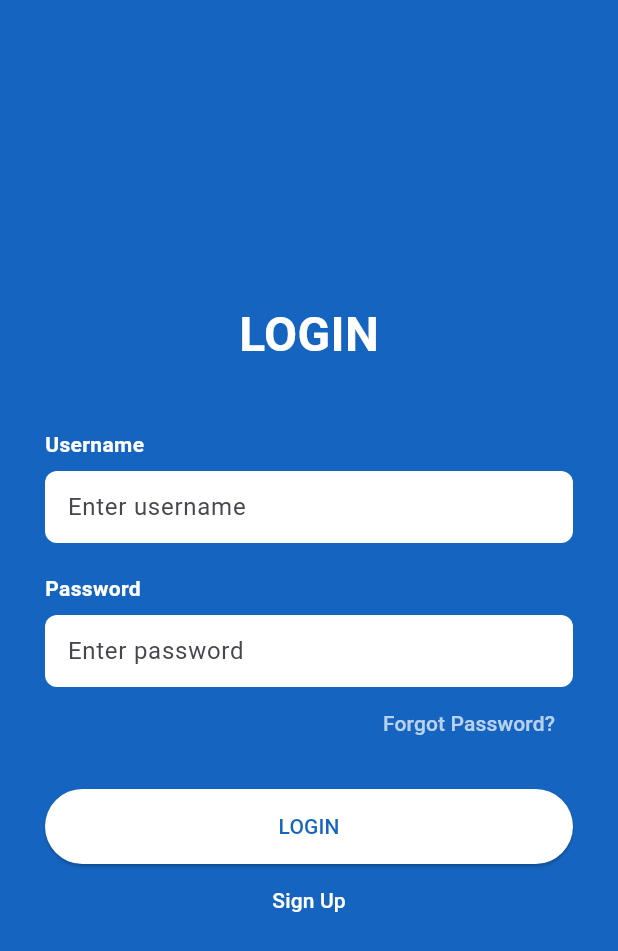
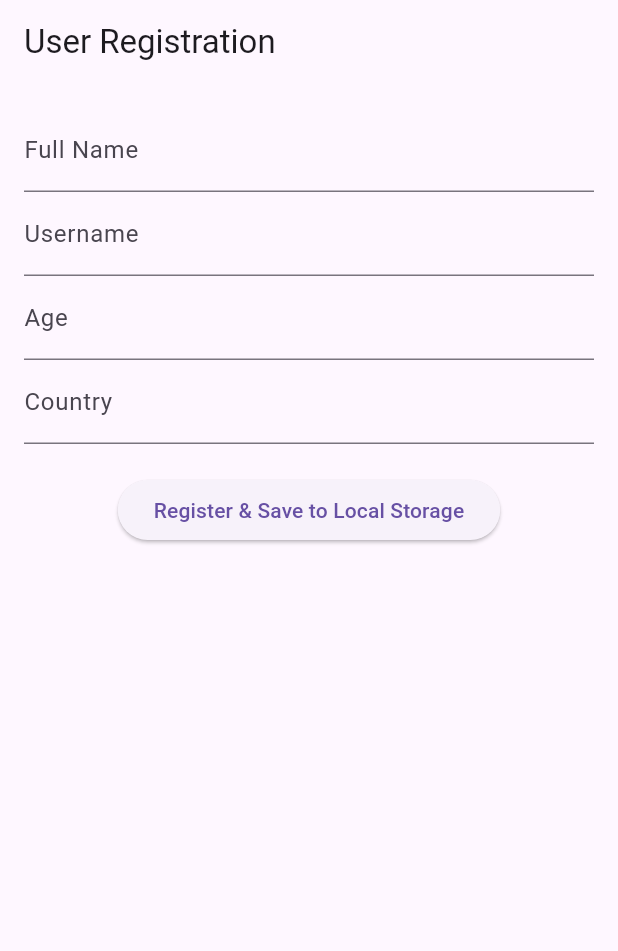
Before and after one commit to siddhipra2804-a11y/habit_tracker, a Flutter app: the screen it shows after launch, on a phone screen of 412 x 824 dp. Shown: the top 951 px of the screen. Run offline on Flutter 3.47's test engine with Material 3 defaults, Android fonts, the phone set to English and light mode, and no system bars; our stand-ins replace fluttertoast, go_router, shared_preferences.

Commit message:
add configure habit to local storage

```diff
--- a/lib/main.dart
+++ b/lib/main.dart
@@ -1,267 +1,249 @@
+import 'dart:convert';
 import 'package:flutter/material.dart';
-import 'package:habit_tracker/screens/daily_activity_screen.dart';
 import 'package:provider/provider.dart';
 import 'package:shared_preferences/shared_preferences.dart';
 
-// Function to save user profile data
-Future<void> saveUserProfile(Map<String, dynamic> profile) async {
-    final prefs = await SharedPreferences.getInstance();
-    await prefs.setString('userProfile', jsonEncode(profile));
-}
-
-// Function to retrieve user profile data
-Future<Map<String, dynamic>?> getUserProfile() async {
-    final prefs = await SharedPreferences.getInstance();
-    final profileString = prefs.getString('userProfile');
-    return profileString != null ? jsonDecode(profileString) : null;
-}
-
-Future<void> saveUserAction(String action) async {
-    final prefs = await SharedPreferences.getInstance();
-    List<String> actions = prefs.getStringList('userActions') ?? [];
-    actions.add(action);
-    await prefs.setStringList('userActions', actions);
-}
-
-
-void main() => runApp(const HabitTrackerApp());
-
-class HabitTrackerApp extends StatelessWidget {
-  const HabitTrackerApp({super.key});
-
-  @override
-  Widget build(BuildContext context) {
-    return MaterialApp(
+void main() {
+  runApp(
+    ChangeNotifierProvider(
+      create: (context) => UserProvider(),
+      child: const MaterialApp(
         debugShowCheckedModeBanner: false,
-      theme: ThemeData(
-        brightness: Brightness.light,
-        primarySwatch: Colors.blue,
-      ),
-      home: const AuthWrapper(),
-    );
-  }
-}
-
-class AuthWrapper extends StatefulWidget {
-  const AuthWrapper({super.key});
-
-  @override
-  State<AuthWrapper> createState() => _AuthWrapperState();
-}
-
-class _AuthWrapperState extends State<AuthWrapper> {
-  bool isLoggedIn = false;
-  bool isLoginView = true;
-
-  void toggleView() => setState(() => isLoginView = !isLoginView);
-  void login() => setState(() => isLoggedIn = true);
-  void logout() => setState(() => isLoggedIn = false);
-
-  @override
-  Widget build(BuildContext context) {
-    if (isLoggedIn) {
-      return DailyActivityScreen(onLogout: logout);
-    }
-    return isLoginView
-        ? LoginScreen(onLogin: login, toRegister: toggleView)
-        : RegisterScreen(onRegister: login, toLogin: toggleView);
-  }
-}
-
-// --- SHARED STYLES ---
-Widget _buildInputLabel(String label) {
-  return Padding(
-    padding: const EdgeInsets.only(bottom: 8.0),
-    child: Align(
-      alignment: Alignment.centerLeft,
-      child: Text(label, style: const TextStyle(color: Colors.white, fontWeight: FontWeight.bold)),
-    ),
-  );
-}
-
-// Custom TextField with White Background for the Box
-Widget _buildCustomField({required String hint, bool obscure = false, String? initialValue}) {
-  return Container(
-    decoration: BoxDecoration(
-      color: Colors.white, // Background of the input box
-      borderRadius: BorderRadius.circular(8),
-    ),
-    child: TextFormField(
-      initialValue: initialValue,
-      obscureText: obscure,
-      style: const TextStyle(color: Colors.black), // Text typed inside is black for readability
-      decoration: InputDecoration(
-        hintText: hint,
-        contentPadding: const EdgeInsets.symmetric(horizontal: 15),
-        border: InputBorder.none,
+        home: AuthWrapper(),
       ),
     ),
   );
 }
 
-// --- LOGIN SCREEN ---
-class LoginScreen extends StatelessWidget {
-  final VoidCallback onLogin;
-  final VoidCallback toRegister;
+// 1. STATE MANAGEMENT
+class UserProvider extends ChangeNotifier {
+  // Registration Fields
+  String _name = "";
+  String _username = "";
+  int _age = 0;
+  String _country = "";
 
-  const LoginScreen({super.key, required this.onLogin, required this.toRegister});
+  bool _isLoggedIn = false;
+  bool _isConfigured = false;
+
+  // Habit Maps
+  Map<String, dynamic> _selectedHabitsMap = {};
+  Map<String, dynamic> _completedHabitsMap = {};
+
+  // Getters
+  String get username => _username;
+  bool get isLoggedIn => _isLoggedIn;
+  bool get isConfigured => _isConfigured;
+  Map<String, dynamic> get selectedHabitsMap => _selectedHabitsMap;
+
+  UserProvider() {
+    _loadFromLocalStorage();
+  }
+
+  // --- LOCAL STORAGE CORE LOGIC ---
+  Future<void> _loadFromLocalStorage() async {
+    final prefs = await SharedPreferences.getInstance();
+    _name = prefs.getString('name') ?? "";
+    _username = prefs.getString('username') ?? "";
+    _age = prefs.getInt('age') ?? 0;
+    _country = prefs.getString('country') ?? "";
+    _isLoggedIn = prefs.getBool('isLoggedIn') ?? false;
+    _isConfigured = prefs.getBool('isConfigured') ?? false;
+
+    // Load Maps
+    _selectedHabitsMap = jsonDecode(prefs.getString('selectedHabitsMap') ?? "{}");
+    _completedHabitsMap = jsonDecode(prefs.getString('completedHabitsMap') ?? "{}");
+
+    notifyListeners();
+  }
+
+  Future<void> _syncStorage() async {
+    final prefs = await SharedPreferences.getInstance();
+    // Save Registration Info
+    await prefs.setString('name', _name);
+    await prefs.setString('username', _username);
+    await prefs.setInt('age', _age);
+    await prefs.setString('country', _country);
+
+    // Save App State
+    await prefs.setBool('isLoggedIn', _isLoggedIn);
+    await prefs.setBool('isConfigured', _isConfigured);
+
+    // Save Habit Maps
+    await prefs.setString('selectedHabitsMap', jsonEncode(_selectedHabitsMap));
+    await prefs.setString('completedHabitsMap', jsonEncode(_completedHabitsMap));
+  }
+
+  // --- ACTIONS ---
+  void registerUser(String name, String user, int age, String country) {
+    _name = name;
+    _username = user;
+    _age = age;
+    _country = country;
+    _isLoggedIn = true;
+    _syncStorage(); // Pushes to Local Storage immediately
+    notifyListeners();
+  }
+
+  void addHabit(String habitName, Color color) {
+    String id = DateTime.now().millisecondsSinceEpoch.toString();
+    _selectedHabitsMap[id] = {
+      'name': habitName,
+      'color': color.value.toRadixString(16),
+    };
+    _syncStorage();
+    notifyListeners();
+  }
+
+  void completeHabit(String id) {
+    if (_selectedHabitsMap.containsKey(id)) {
+      _completedHabitsMap[id] = _selectedHabitsMap[id];
+      _selectedHabitsMap.remove(id);
+      _syncStorage();
+      notifyListeners();
+    }
+  }
+
+  void finishSetup() {
+    _isConfigured = true;
+    _syncStorage();
+    notifyListeners();
+  }
+
+  void logout() async {
+    _isLoggedIn = false;
+    _isConfigured = false;
+    final prefs = await SharedPreferences.getInstance();
+    await prefs.clear(); // Clears Local Storage on logout
+    notifyListeners();
+  }
+}
+
+// 2. AUTH WRAPPER (Switches Screens)
+class AuthWrapper extends StatelessWidget {
+  const AuthWrapper({super.key});
+
+  @override
+  Widget build(BuildContext context) {
+    final user = context.watch<UserProvider>();
+    if (!user.isLoggedIn) return const RegistrationScreen();
+    if (!user.isConfigured) return const ConfigureHabitsScreen();
+    return const DailyActivityScreen();
+  }
+}
+
+// 3. REGISTRATION SCREEN
+class RegistrationScreen extends StatefulWidget {
+  const RegistrationScreen({super.key});
+  @override
+  State<RegistrationScreen> createState() => _RegistrationScreenState();
+}
+
+class _RegistrationScreenState extends State<RegistrationScreen> {
+  final _nameController = TextEditingController();
+  final _userController = TextEditingController();
+  final _ageController = TextEditingController();
+  final _countryController = TextEditingController();
 
   @override
   Widget build(BuildContext context) {
     return Scaffold(
-      backgroundColor: Colors.blue[800], // Deep Blue Background
-      body: Center(
-        child: SingleChildScrollView(
-          padding: const EdgeInsets.all(30),
+      appBar: AppBar(title: const Text("User Registration")),
+      body: Padding(
+        padding: const EdgeInsets.all(16.0),
         child: Column(
           children: [
-              const Text("LOGIN", style: TextStyle(fontSize: 32, color: Colors.white, fontWeight: FontWeight.bold)),
-              const SizedBox(height: 40),
-              _buildInputLabel("Username"),
-              _buildCustomField(hint: "Enter username"),
-              const SizedBox(height: 20),
-              _buildInputLabel("Password"),
-              _buildCustomField(hint: "Enter password", obscure: true),
-              Align(
-                alignment: Alignment.centerRight,
-                child: TextButton(onPressed: () {}, child: const Text("Forgot Password?", style: TextStyle(color: Colors.white70))),
-              ),
+            TextField(controller: _nameController, decoration: const InputDecoration(labelText: "Full Name")),
+            TextField(controller: _userController, decoration: const InputDecoration(labelText: "Username")),
+            TextField(controller: _ageController, decoration: const InputDecoration(labelText: "Age"), keyboardType: TextInputType.number),
+            TextField(controller: _countryController, decoration: const InputDecoration(labelText: "Country")),
             const SizedBox(height: 20),
             ElevatedButton(
-                onPressed: onLogin,
-                style: ElevatedButton.styleFrom(backgroundColor: Colors.white, foregroundColor: Colors.blue[800], minimumSize: const Size(double.infinity, 50)),
-                child: const Text("LOGIN"),
-              ),
-              TextButton(onPressed: toRegister, child: const Text("Sign Up", style: TextStyle(color: Colors.white))),
+              onPressed: () {
+                context.read<UserProvider>().registerUser(
+                  _nameController.text,
+                  _userController.text,
+                  int.tryParse(_ageController.text) ?? 0,
+                  _countryController.text
+                );
+              },
+              child: const Text("Register & Save to Local Storage"),
+            )
           ],
-          ),
         ),
       ),
     );
   }
 }
 
-// --- REGISTER SCREEN ---
-class RegisterScreen extends StatefulWidget {
-  final VoidCallback onRegister;
-  final VoidCallback toLogin;
-  const RegisterScreen({super.key, required this.onRegister, required this.toLogin});
-
+// 4. CONFIGURE HABITS SCREEN
+class ConfigureHabitsScreen extends StatefulWidget {
+  const ConfigureHabitsScreen({super.key});
   @override
-  State<RegisterScreen> createState() => _RegisterScreenState();
+  State<ConfigureHabitsScreen> createState() => _ConfigureHabitsScreenState();
 }
 
-class _RegisterScreenState extends State<RegisterScreen> {
-  final List<String> habits = ["Walking", "Gym", "Reading", "Coding", "Meditation"];
-  final List<String> selectedHabits = [];
-  String? selectedCountry = "USA";
+class _ConfigureHabitsScreenState extends State<ConfigureHabitsScreen> {
+  final _habitCtrl = TextEditingController();
+  Color _selectedColor = Colors.yellow;
 
   @override
   Widget build(BuildContext context) {
+    final user = context.watch<UserProvider>();
     return Scaffold(
-      backgroundColor: Colors.blue[700],
-      body: Scrollbar(
-        thumbVisibility: true,
-        thickness: 8,
-        child: SingleChildScrollView(
-          padding: const EdgeInsets.all(30),
-          child: Column(
+      appBar: AppBar(title: const Text("Step 2: Add Habits")),
+      body: Column(
         children: [
-              const SizedBox(height: 60),
-              const Text("REGISTER", style: TextStyle(fontSize: 32, color: Colors.white, fontWeight: FontWeight.bold)),
-              const SizedBox(height: 30),
-              _buildInputLabel("Username"),
-              _buildCustomField(hint: "Username"),
-              const SizedBox(height: 15),
-              _buildInputLabel("Password"),
-              _buildCustomField(hint: "Password", obscure: true),
-              const SizedBox(height: 15),
-              _buildInputLabel("Age"),
-              _buildCustomField(hint: "Age", initialValue: "25"),
-              const SizedBox(height: 15),
-              _buildInputLabel("Country"),
-              Container(
-                padding: const EdgeInsets.symmetric(horizontal: 10),
-                decoration: BoxDecoration(color: Colors.white, borderRadius: BorderRadius.circular(8)),
-                child: DropdownButtonHideUnderline(
-                  child: DropdownButton<String>(
-                    value: selectedCountry,
-                    isExpanded: true,
-                    items: ["USA", "India", "UK", "Canada"].map((c) => DropdownMenuItem(value: c, child: Text(c))).toList(),
-                    onChanged: (val) => setState(() => selectedCountry = val),
+          Padding(
+            padding: const EdgeInsets.all(16.0),
+            child: TextField(controller: _habitCtrl, decoration: const InputDecoration(labelText: "Habit Name")),
+          ),
+          Row(
+            mainAxisAlignment: MainAxisAlignment.center,
+            children: [Colors.yellow, Colors.blue, Colors.green, Colors.red].map((c) => IconButton(
+              icon: Icon(Icons.circle, color: c, size: _selectedColor == c ? 40 : 25),
+              onPressed: () => setState(() => _selectedColor = c),
+            )).toList(),
+          ),
+          ElevatedButton(
+            onPressed: () {
+              context.read<UserProvider>().addHabit(_habitCtrl.text, _selectedColor);
+              _habitCtrl.clear();
+            },
+            child: const Text("Add Habit to Map"),
+          ),
+          Expanded(
+            child: ListView(
+              children: user.selectedHabitsMap.entries.map((e) => ListTile(
+                leading: CircleAvatar(backgroundColor: Color(int.parse("0x${e.value['color']}"))),
+                title: Text(e.value['name']),
+              )).toList(),
             ),
           ),
-              ),
-              const SizedBox(height: 25),
-              const Text("Select Habits", style: TextStyle(color: Colors.white, fontSize: 18)),
-              Wrap(
-                spacing: 8,
-                children: habits.map((habit) {
-                  bool isSelected = selectedHabits.contains(habit);
-                  return FilterChip(
-                    label: Text(habit),
-                    selected: isSelected,
-                    selectedColor: Colors.white,
-                    checkmarkColor: Colors.blue,
-                    onSelected: (val) => setState(() => val ? selectedHabits.add(habit) : selectedHabits.remove(habit)),
-                  );
-                }).toList(),
-              ),
-              const SizedBox(height: 30),
-              ElevatedButton(
-                onPressed: widget.onRegister,
-                style: ElevatedButton.styleFrom(backgroundColor: Colors.white, foregroundColor: Colors.blue[700], minimumSize: const Size(double.infinity, 50)),
-                child: const Text("REGISTER"),
-              ),
-              TextButton(onPressed: widget.toLogin, child: const Text("Already Register? Log In", style: TextStyle(color: Colors.white))),
+          ElevatedButton(onPressed: () => user.finishSetup(), child: const Text("Finish Configuration")),
         ],
-          ),
-        ),
       ),
     );
   }
 }
 
-// --- DAILY ACTIVITY SCREEN ---
-class DailyActivitiesWidget extends StatelessWidget {
+// 5. DAILY ACTIVITY SCREEN
+class DailyActivityScreen extends StatelessWidget {
+  const DailyActivityScreen({super.key});
   @override
   Widget build(BuildContext context) {
-    final activities = context.watch<UserProvider>().dailyActivities;
-
-    return activities.isEmpty
-        ? Center(child: Text("No activities selected yet!"))
-        : ListView.builder(
-            itemCount: activities.length,
-            itemBuilder: (context, index) {
-              return ListTile(
-                leading: Icon(Icons.check_circle_outline),
-                title: Text(activities[index].name),
-              );
-            },
+    final user = context.watch<UserProvider>();
+    return Scaffold(
+      appBar: AppBar(
+        title: Text("Dashboard: ${user.username}"),
+        actions: [IconButton(icon: const Icon(Icons.logout), onPressed: () => user.logout())],
+      ),
+      body: ListView(
+        children: user.selectedHabitsMap.entries.map((e) => ListTile(
+          title: Text(e.value['name']),
+          trailing: IconButton(icon: const Icon(Icons.check), onPressed: () => user.completeHabit(e.key)),
+        )).toList(),
+      ),
     );
   }
 }
-
-class UserProvider extends ChangeNotifier {
-  String _username = "Guest";
-  List<Activity> _allActivities = [
-    Activity(id: '1', name: 'Morning Run'),
-    Activity(id: '2', name: 'Read 10 Pages'),
-    Activity(id: '3', name: 'Meditation'),
-    Activity(id: '4', name: 'Code Project'),
-  ];
-
-  String get username => _username;
-
-  // Logic: Only return activities where isSelected is true
-  List<Activity> get dailyActivities =>
-      _allActivities.where((a) => a.isSelected).toList();
-
-  void registerUser(String name, List<String> selectedIds) {
-    _username = name;
-    for (var activity in _allActivities) {
-      activity.isSelected = selectedIds.contains(activity.id);
-    }
-    notifyListeners(); // This updates the UI everywhere
-  }
-}
--- a/pubspec.yaml
+++ b/pubspec.yaml
@@ -35,7 +35,7 @@ dependencies:
   # The following adds the Cupertino Icons font to your application.
   # Use with the CupertinoIcons class for iOS style icons.
   cupertino_icons: ^1.0.8
-  shared_preferences: ^2.5.3
+  shared_preferences: ^2.2.2
   fluttertoast: ^9.0.0
   http: ^1.6.0
   flutter_local_notifications: ^19.5.0
```
Lines whose indentation alone changed are shown as unchanged.
